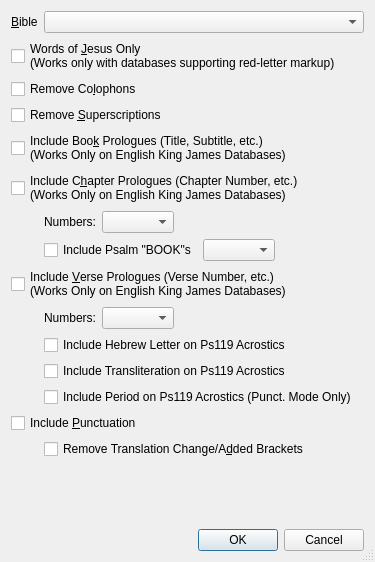
Before: the Qt Designer form programs/ELSSearch/ELSBibleDatabaseSelectDlg.ui in dewhisna/KingJamesPureBibleSearch, drawn with Qt 5.
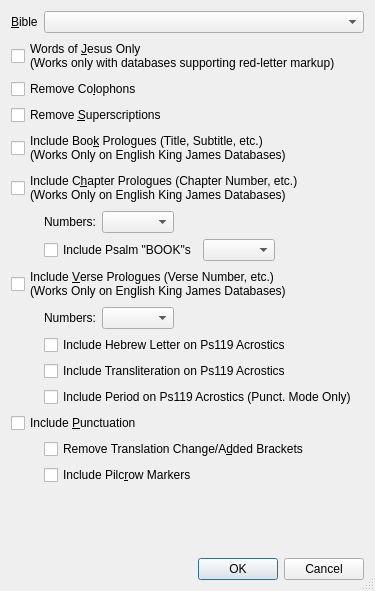
After: the same form once the commit is applied.

Commit message: Add Full Verse (Include Punctuation) Option to Include Pilcrow Markers.

```diff
--- a/programs/ELSSearch/ELSBibleDatabaseSelectDlg.ui
+++ b/programs/ELSSearch/ELSBibleDatabaseSelectDlg.ui
@@ -29,7 +29,7 @@
     <x>0</x>
     <y>0</y>
     <width>375</width>
-    <height>562</height>
+    <height>591</height>
    </rect>
   </property>
   <property name="windowTitle">
@@ -222,7 +222,14 @@
      </property>
     </widget>
    </item>
-   <item row="15" column="0" colspan="4">
+   <item row="15" column="1" colspan="3">
+    <widget class="QCheckBox" name="chkIncludePilcrowMarkers">
+     <property name="text">
+      <string>Include Pilc&amp;row Markers</string>
+     </property>
+    </widget>
+   </item>
+   <item row="16" column="0" colspan="4">
     <spacer name="verticalSpacer">
      <property name="orientation">
       <enum>Qt::Vertical</enum>
@@ -235,7 +242,7 @@
      </property>
     </spacer>
    </item>
-   <item row="16" column="0" colspan="4">
+   <item row="17" column="0" colspan="4">
     <widget class="QDialogButtonBox" name="buttonBox">
      <property name="orientation">
       <enum>Qt::Horizontal</enum>
```
Left out of the diff: 1 changed line with no effect on the pictures. The commit also changes 3 other files.
